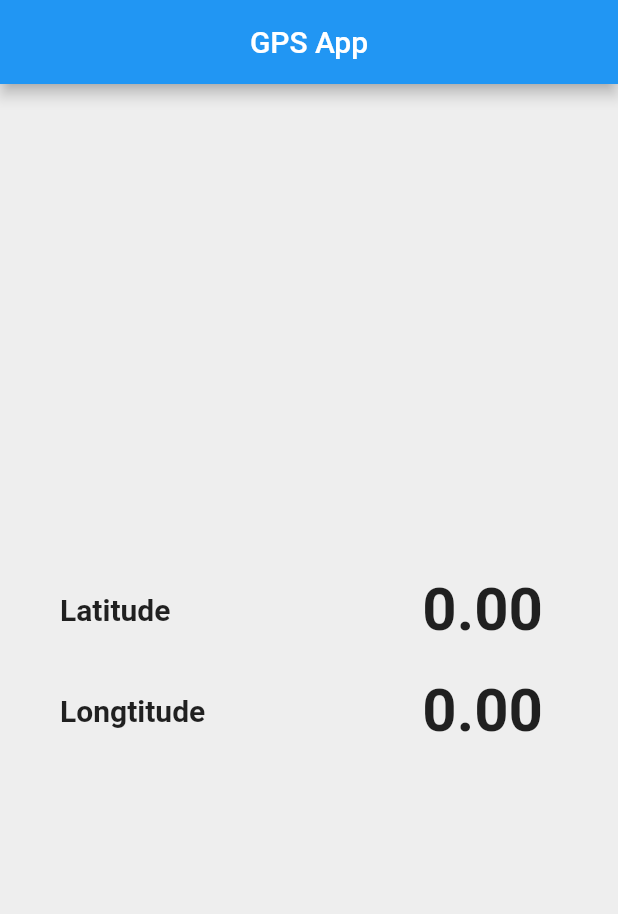
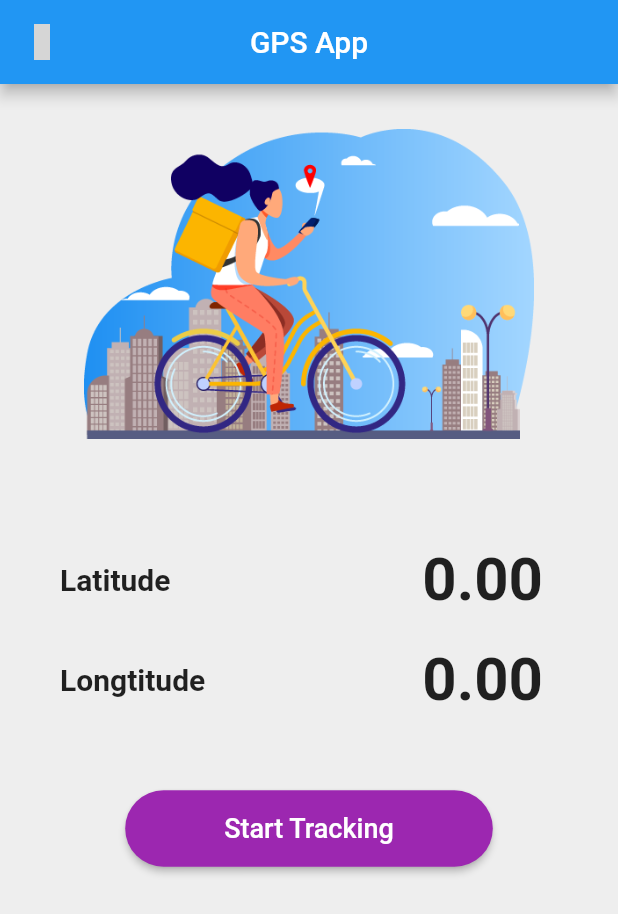
Before and after one commit to dnadawa/GPS-App-flutter, a Flutter app: the screen it shows after launch, on a phone screen of 412 x 824 dp. Shown: the top 914 px of the screen. Run offline on Flutter 3.47's test engine with Material 2 defaults, Android fonts, the phone set to English and light mode, and no system bars; our stand-ins replace geolocator; statements that could not run were skipped; grey boxes are pictures that could not be loaded.

Commit message:
Redesign the complete app

```diff
--- a/lib/main.dart
+++ b/lib/main.dart
@@ -8,7 +8,7 @@ void main() {
       MaterialApp(
           debugShowCheckedModeBanner: false,
           theme: ThemeData(
-            primaryColor: Colors.red,
+            primaryColor: Colors.purpleAccent,
 
 
           ),
@@ -71,6 +71,12 @@ class _HomepageState extends State<Homepage> {
     return Scaffold(
       backgroundColor: Colors.grey[200],
       appBar: AppBar(
+        leading: GestureDetector(
+          onTap: () { /* Write listener code here */ },
+          child: Icon(
+            Icons.,  // add custom icons also
+          ),
+        ),
         title: Text('GPS App'),
         centerTitle: true,
 
@@ -79,8 +85,14 @@ class _HomepageState extends State<Homepage> {
       body: Container(
         child: Center(
           child: Column(
-            mainAxisAlignment: MainAxisAlignment.center,
             children: <Widget>[
+              Padding(
+                padding: const EdgeInsets.fromLTRB(0,30,0,60),
+                child: SizedBox(
+                    width: 300,
+                    child: Image.asset('assets/home.png')
+                ),
+              ),
               Padding(
                 padding: const EdgeInsets.symmetric(horizontal: 40),
                 child: Row(
@@ -107,6 +119,23 @@ class _HomepageState extends State<Homepage> {
                   ],
                 ),
               ),
+              SizedBox(
+                height: 30,
+              ),
+              Padding(
+                padding: const EdgeInsets.all(10),
+                child: ElevatedButton(
+                  onPressed: getLocation,
+                  child: Padding(
+                    padding: const EdgeInsets.symmetric(vertical: 15,horizontal: 50),
+                    child: Text('Start Tracking', style: TextStyle(color: Colors.white,fontSize: 18)),
+                  ),
+                  style: ElevatedButton.styleFrom(
+                      primary: Colors.purple,
+                      shape: RoundedRectangleBorder(borderRadius: BorderRadius.circular(50))
+                  ),
+                ),
+              )
             ],
           ),
         ),
--- a/pubspec.yaml
+++ b/pubspec.yaml
@@ -42,8 +42,8 @@ flutter:
   uses-material-design: true
 
   # To add assets to your application, add an assets section, like this:
-  # assets:
-  #  - images/a_dot_burr.jpeg
+  assets:
+    - assets/
   #  - images/a_dot_ham.jpeg
 
   # An image asset can refer to one or more resolution-specific "variants", see
```
Also changed, not shown: assets/home.png (added).
